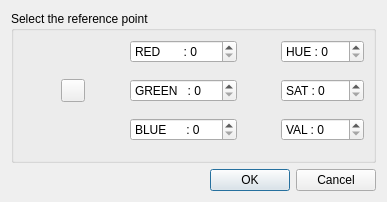
ckeleshi/ptrans, file HSVDialog.ui: the form before one commit.
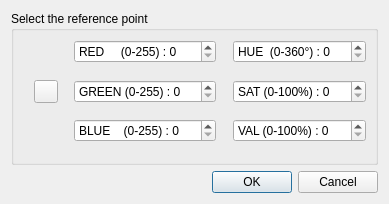
The form after the commit. Icons and pictures are not drawn.

Diff of the .ui file:
```diff
--- a/HSVDialog.ui
+++ b/HSVDialog.ui
@@ -6,8 +6,8 @@
    <rect>
     <x>0</x>
     <y>0</y>
-    <width>387</width>
-    <height>202</height>
+    <width>389</width>
+    <height>204</height>
    </rect>
   </property>
   <property name="sizePolicy">
@@ -66,7 +66,7 @@
         <item row="2" column="5">
          <widget class="QDoubleSpinBox" name="sat_first">
           <property name="prefix">
-           <string notr="true">SAT : </string>
+           <string notr="true">SAT (0-100%) : </string>
           </property>
           <property name="decimals">
            <number>0</number>
@@ -82,7 +82,7 @@
         <item row="0" column="3">
          <widget class="QDoubleSpinBox" name="red">
           <property name="prefix">
-           <string notr="true">RED       : </string>
+           <string notr="true">RED     (0-255) : </string>
           </property>
           <property name="decimals">
            <number>0</number>
@@ -98,7 +98,7 @@
         <item row="4" column="3">
          <widget class="QDoubleSpinBox" name="blue">
           <property name="prefix">
-           <string notr="true">BLUE      : </string>
+           <string notr="true">BLUE    (0-255) : </string>
           </property>
           <property name="decimals">
            <number>0</number>
@@ -143,7 +143,7 @@
         <item row="2" column="3">
          <widget class="QDoubleSpinBox" name="green">
           <property name="prefix">
-           <string notr="true">GREEN   : </string>
+           <string notr="true">GREEN (0-255) : </string>
           </property>
           <property name="decimals">
            <number>0</number>
@@ -175,7 +175,7 @@
         <item row="0" column="5">
          <widget class="QDoubleSpinBox" name="hue_first">
           <property name="prefix">
-           <string notr="true">HUE : </string>
+           <string notr="true">HUE  (0-360°) : </string>
           </property>
           <property name="decimals">
            <number>0</number>
@@ -244,7 +244,7 @@
         <item row="4" column="5">
          <widget class="QDoubleSpinBox" name="val_first">
           <property name="prefix">
-           <string notr="true">VAL : </string>
+           <string notr="true">VAL (0-100%) : </string>
           </property>
           <property name="decimals">
            <number>0</number>
```
